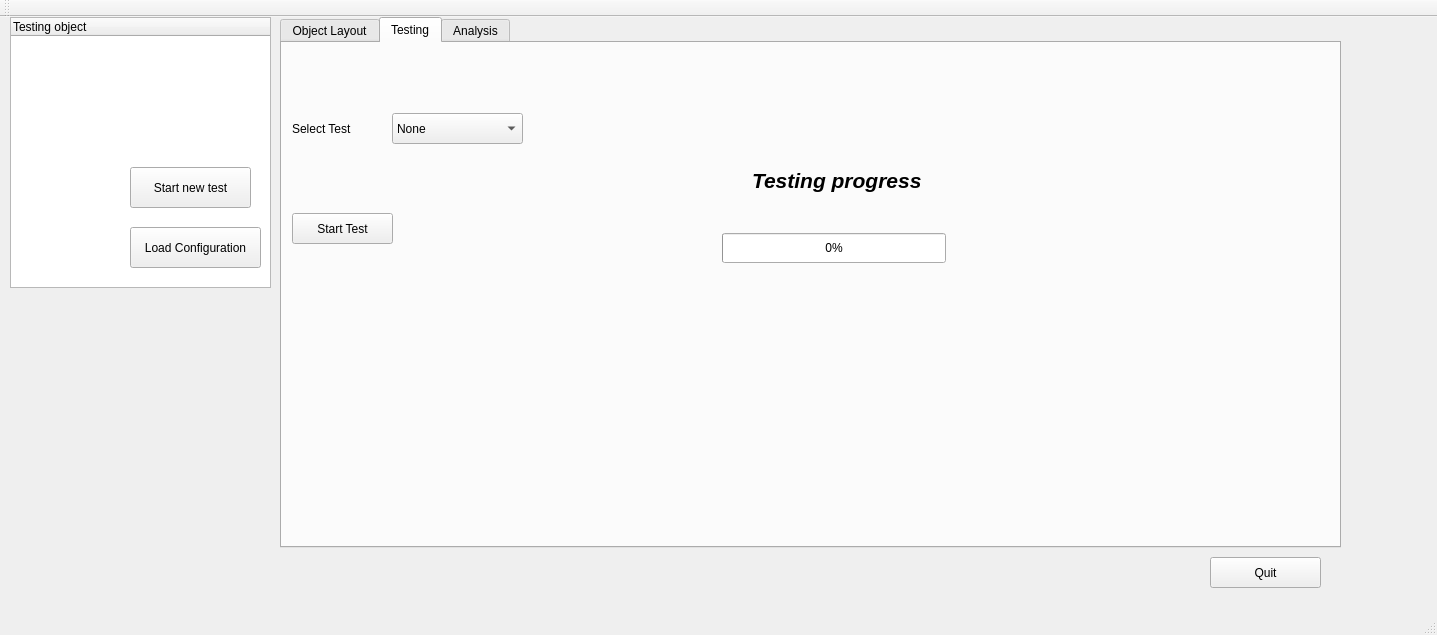
Old version of the form GUI/mainwindow.ui in the repository AudreyFrancisco/SingleLadderQualification.
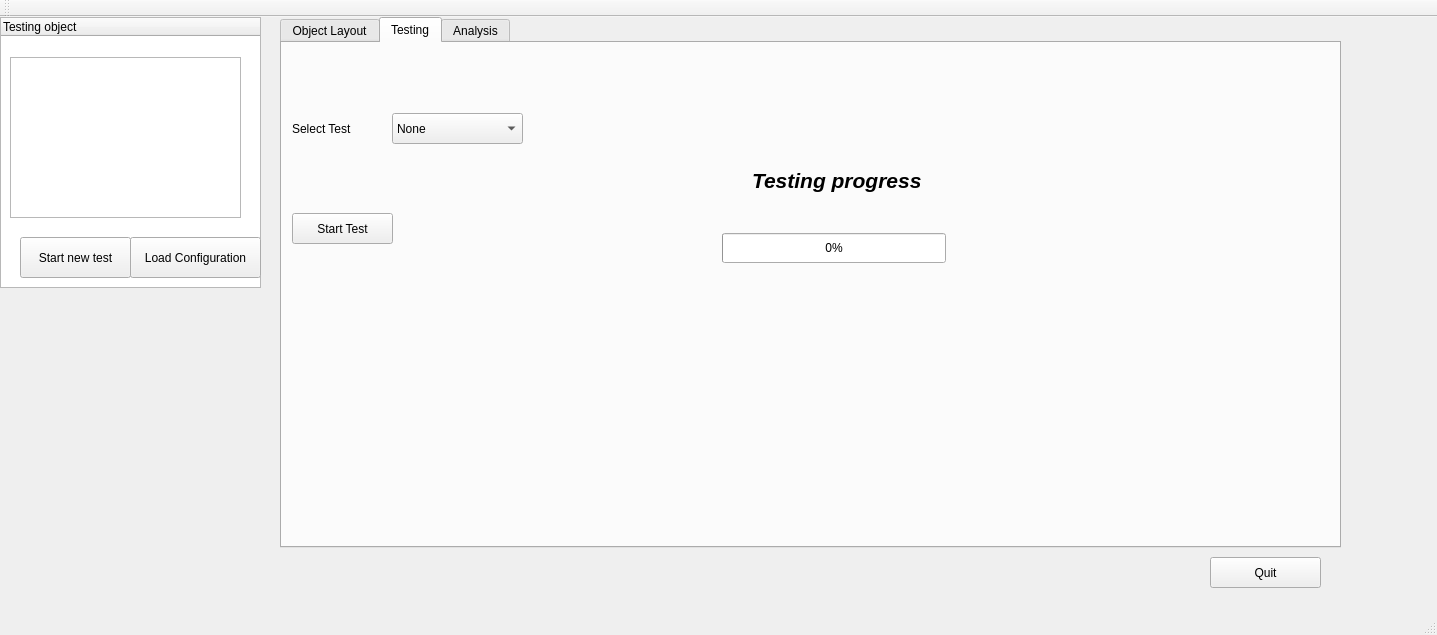
New version of the form.

Commit message: Noise & layout

Patch:
```diff
--- a/GUI/mainwindow.ui
+++ b/GUI/mainwindow.ui
@@ -17,7 +17,7 @@
    <widget class="QTreeWidget" name="treeWidget">
     <property name="geometry">
      <rect>
-      <x>10</x>
+      <x>0</x>
       <y>0</y>
       <width>261</width>
       <height>271</height>
@@ -1053,7 +1053,7 @@
     <property name="geometry">
      <rect>
       <x>130</x>
-      <y>210</y>
+      <y>220</y>
       <width>131</width>
       <height>41</height>
      </rect>
@@ -1091,9 +1091,9 @@
    <widget class="QPushButton" name="newtest">
     <property name="geometry">
      <rect>
-      <x>130</x>
-      <y>150</y>
-      <width>121</width>
+      <x>20</x>
+      <y>220</y>
+      <width>111</width>
       <height>41</height>
      </rect>
     </property>
@@ -1101,18 +1101,15 @@
      <string>Start new test</string>
     </property>
    </widget>
-   <widget class="QLabel" name="scanstobeperformed">
+   <widget class="QPlainTextEdit" name="scanstobeperformed">
     <property name="geometry">
      <rect>
-      <x>20</x>
+      <x>10</x>
       <y>40</y>
-      <width>241</width>
-      <height>91</height>
+      <width>231</width>
+      <height>161</height>
      </rect>
     </property>
-    <property name="text">
-     <string/>
-    </property>
    </widget>
   </widget>
   <widget class="QToolBar" name="mainToolBar">
```
The commit also changes 2 other files.
